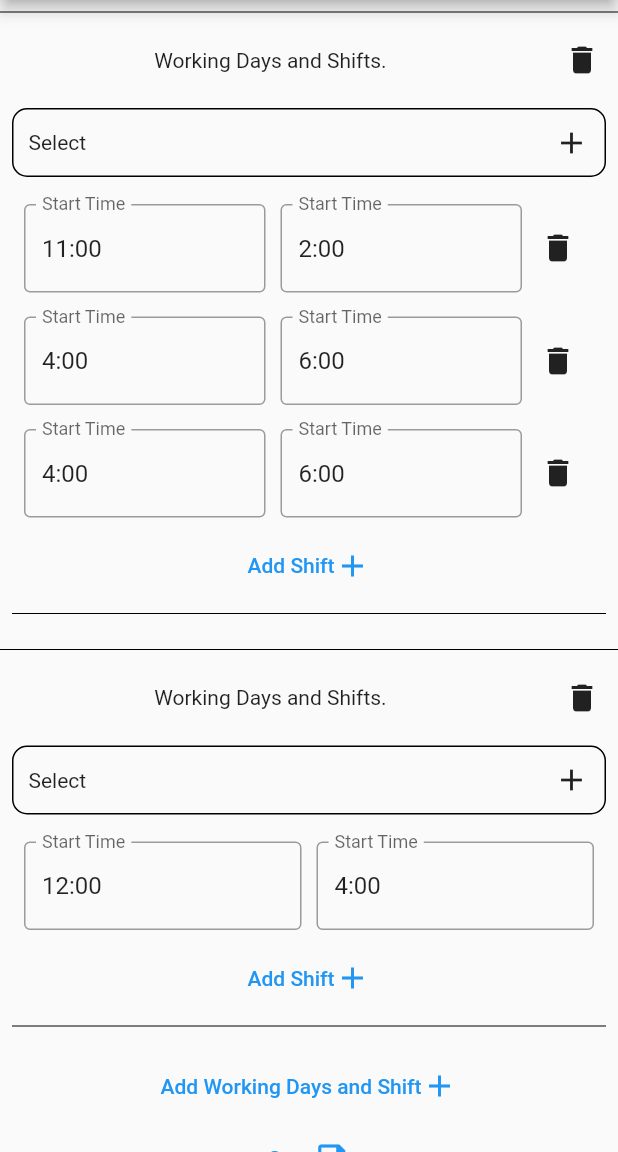
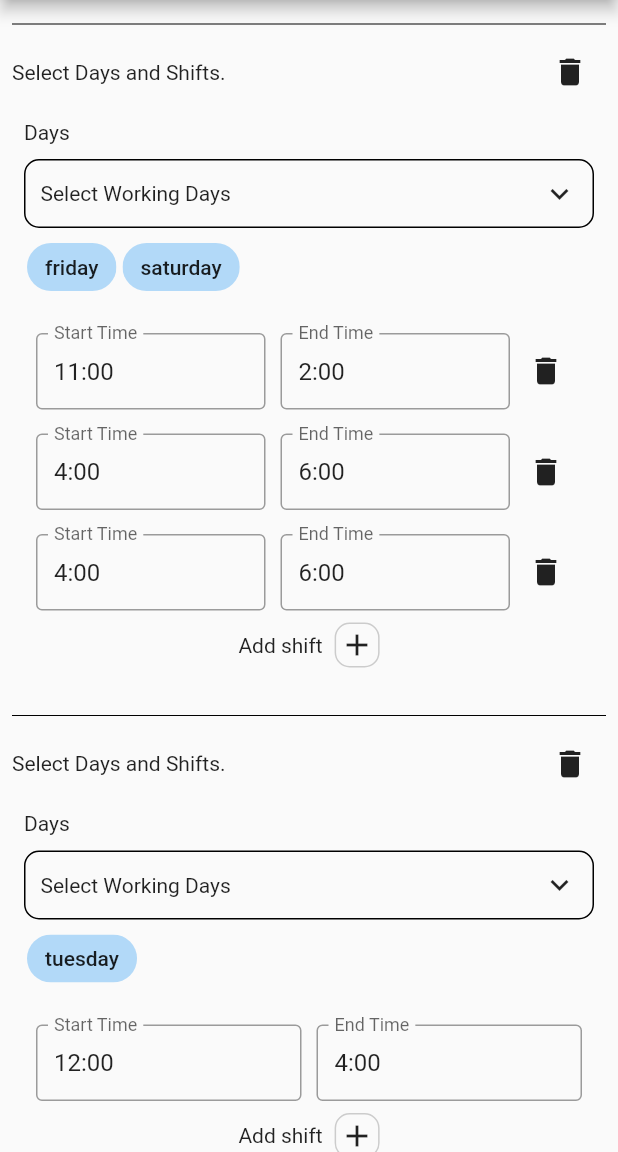
Before and after one commit to spellsuvam/app_to_upload_multiple_images, a Flutter app: the screen it shows after launch, on a phone screen of 412 x 824 dp, the part 84-1236 px from its top. Run offline on Flutter 3.47's test engine with Material 2 defaults, Android fonts, the phone set to English and light mode, and no system bars; drawn by our look-alikes of multi_select_flutter; our stand-ins replace dio, image_picker.

Commit message:
changes made to working days and shift design

```diff
--- a/lib/heallivedoctormodeltest/uitoaddclinic.dart
+++ b/lib/heallivedoctormodeltest/uitoaddclinic.dart
@@ -46,11 +46,21 @@ class _UIToAddClinicState extends State<UIToAddClinic> {
     return requestBody;
   }
 
+  final GlobalKey<FormState> _formKey = GlobalKey<FormState>();
+  void validateAndSubmit() {
+    if (_formKey.currentState!.validate()) {
+      _formKey.currentState!.save();
+      log(getRequestBody(clinic1).toString());
+    }
+  }
+
   @override
   Widget build(BuildContext context) {
     return Scaffold(
       appBar: AppBar(title: const Text("Add clinic")),
       body: SingleChildScrollView(
+        child: Form(
+          key: _formKey,
           child: Column(
             children: [
               ...clinic1.availableDays
@@ -73,6 +83,7 @@ class _UIToAddClinicState extends State<UIToAddClinic> {
             ],
           ),
         ),
+      ),
     );
   }
 
@@ -80,7 +91,7 @@ class _UIToAddClinicState extends State<UIToAddClinic> {
     return TextButton(
         onPressed: () {
           // log(clinic1.toJson().toString());
-          log(getRequestBody(clinic1).toString());
+          validateAndSubmit();
         },
         child: Row(
           mainAxisAlignment: MainAxisAlignment.center,
@@ -88,9 +99,9 @@ class _UIToAddClinicState extends State<UIToAddClinic> {
         ));
   }
 
-  TextButton addWorkingDaysAndShiftsButton() {
-    return TextButton(
-        onPressed: () {
+  InkWell addWorkingDaysAndShiftsButton() {
+    return InkWell(
+      onTap: () {
         setState(() {
           clinic1.availableDays.add(AvailableDay(
               workingDays: [],
@@ -100,9 +111,20 @@ class _UIToAddClinicState extends State<UIToAddClinic> {
       child: Row(
         mainAxisAlignment: MainAxisAlignment.center,
         children: [
-            const Text("Add Working Days and Shift"),
-            const Icon(Icons.add)
+          const Text("Add Days and Shifts"),
+          const SizedBox(
+            width: 8,
+          ),
+          Container(
+            height: 30,
+            width: 30,
+            decoration: BoxDecoration(
+                borderRadius: BorderRadius.circular(10),
+                border: Border.all(color: Colors.grey.withOpacity(0.5))),
+            child: const Icon(Icons.add),
+          ),
         ],
-        ));
+      ),
+    );
   }
 }
--- a/lib/heallivedoctormodeltest/workingdaysandshiftwidget.dart
+++ b/lib/heallivedoctormodeltest/workingdaysandshiftwidget.dart
@@ -1,5 +1,8 @@
+import 'dart:developer';
+
 import 'package:camera_app/heallivedoctormodeltest/availableday.dart';
 import 'package:flutter/material.dart';
+import 'package:intl/intl.dart';
 import 'package:multi_select_flutter/multi_select_flutter.dart';
 
 import 'clinicdata.dart';
@@ -44,9 +47,9 @@ class _WorkingDaysAndShiftWidgetState extends State<WorkingDaysAndShiftWidget> {
     );
   }
 
-  TextButton addShiftButton() {
-    return TextButton(
-        onPressed: () {
+  InkWell addShiftButton() {
+    return InkWell(
+      onTap: () {
         setState(() {
           clinic1.availableDays[widget.index].availableTimeSlots
               .add(TimeSlot(startTime: "", endTime: ""));
@@ -54,8 +57,22 @@ class _WorkingDaysAndShiftWidgetState extends State<WorkingDaysAndShiftWidget> {
       },
       child: Row(
         mainAxisAlignment: MainAxisAlignment.center,
-          children: const [Text("Add Shift"), Icon(Icons.add)],
-        ));
+        children: [
+          const Text("Add shift"),
+          const SizedBox(
+            width: 8,
+          ),
+          Container(
+            height: 30,
+            width: 30,
+            decoration: BoxDecoration(
+                borderRadius: BorderRadius.circular(10),
+                border: Border.all(color: Colors.grey.withOpacity(0.5))),
+            child: const Icon(Icons.add),
+          ),
+        ],
+      ),
+    );
   }
 
   Padding selectTimeSlots(TimeSlot timeSlot, int index) {
@@ -68,10 +85,37 @@ class _WorkingDaysAndShiftWidgetState extends State<WorkingDaysAndShiftWidget> {
       child: Row(
         children: [
           Expanded(
-            child: TextField(
+            child: TextFormField(
+              validator: ((value) {
+                if (value!.isEmpty) {
+                  return "Please enter start time";
+                }
+                return null;
+              }),
+              onTap: (() {
+                showTimePicker(context: context, initialTime: TimeOfDay.now())
+                    .then(
+                  (value) {
+                    if (value != null) {
+                      DateTime parsedTime = DateFormat.jm()
+                          .parse(value.format(context).toString());
+                      String formattedTime =
+                          DateFormat('HH:mm:ss').format(parsedTime);
+                      clinic1
+                          .availableDays[widget.index]
+                          .availableTimeSlots[index]
+                          .startTime = value.format(context);
+                      setState(() {
+                        startTime.text = value.format(context);
+                      });
+                    }
+                  },
+                );
+              }),
+              readOnly: true,
               controller: startTime,
-              keyboardType: TextInputType.number,
               decoration: const InputDecoration(
+                isDense: true,
                 border: OutlineInputBorder(),
                 labelText: 'Start Time',
               ),
@@ -81,12 +125,39 @@ class _WorkingDaysAndShiftWidgetState extends State<WorkingDaysAndShiftWidget> {
             width: 10,
           ),
           Expanded(
-            child: TextField(
-              keyboardType: TextInputType.number,
+            child: TextFormField(
+              validator: ((value) {
+                if (value!.isEmpty) {
+                  return "Please enter end time";
+                }
+                return null;
+              }),
+              onTap: (() {
+                showTimePicker(context: context, initialTime: TimeOfDay.now())
+                    .then(
+                  (value) {
+                    if (value != null) {
+                      DateTime parsedTime = DateFormat.jm()
+                          .parse(value.format(context).toString());
+                      String formattedTime =
+                          DateFormat('HH:mm:ss').format(parsedTime);
+                      clinic1
+                          .availableDays[widget.index]
+                          .availableTimeSlots[index]
+                          .endTime = value.format(context);
+                      setState(() {
+                        endTime.text = value.format(context);
+                      });
+                    }
+                  },
+                );
+              }),
+              readOnly: true,
               controller: endTime,
               decoration: const InputDecoration(
+                isDense: true,
                 border: OutlineInputBorder(),
-                labelText: 'Start Time',
+                labelText: 'End Time',
               ),
             ),
           ),
@@ -108,17 +179,25 @@ class _WorkingDaysAndShiftWidgetState extends State<WorkingDaysAndShiftWidget> {
       children: [
         Expanded(
           child: MultiSelectDialogField(
-            buttonIcon: const Icon(Icons.add),
+            buttonIcon: const Icon(Icons.keyboard_arrow_down),
+            buttonText: const Text("Select Working Days"),
+            validator: ((value) {
+              if (value!.isEmpty) {
+                return "Please choose any day";
+              }
+              return null;
+            }),
+            separateSelectedItems: true,
+            initialValue: clinic1.availableDays[widget.index].workingDays,
             chipDisplay: MultiSelectChipDisplay<String>(
               icon: const Icon(Icons.cancel),
               onTap: (String value) {
-                setState(() {
-                  selectedWeekDays.remove(value);
-                });
+                clinic1.availableDays[widget.index].workingDays.remove(value);
+                setState(() {});
               },
-              items: [
-                ...selectedWeekDays.map((e) => MultiSelectItem(e, e)).toList(),
-              ],
+              items: clinic1.availableDays[widget.index].workingDays
+                  .map((e) => MultiSelectItem(e, e))
+                  .toList(),
             ),
             decoration: BoxDecoration(
                 border: Border.all(width: 1),
@@ -128,7 +207,8 @@ class _WorkingDaysAndShiftWidgetState extends State<WorkingDaysAndShiftWidget> {
             items: weekDays.map((e) => MultiSelectItem(e, e)).toList(),
             listType: MultiSelectListType.CHIP,
             onConfirm: (List<String> values) {
-              selectedWeekDays = values.map((String e) => e).toList();
+              clinic1.availableDays[widget.index].workingDays = values;
+              // selectedWeekDays = values.map((String e) => e).toList();
             },
           ),
         ),
@@ -138,18 +218,18 @@ class _WorkingDaysAndShiftWidgetState extends State<WorkingDaysAndShiftWidget> {
 
   @override
   Widget build(BuildContext context) {
-    return Column(
+    return Padding(
+      padding: const EdgeInsets.all(8.0),
+      child: Column(
         children: [
           horizontalDivider(),
           Row(
             children: [
               const Expanded(
-              child: Center(
                 child: Text(
-                  "Working Days and Shifts. ",
+                  "Select Days and Shifts. ",
                   style: TextStyle(
                     fontSize: 14,
-                  ),
                   ),
                 ),
               ),
@@ -165,7 +245,12 @@ class _WorkingDaysAndShiftWidgetState extends State<WorkingDaysAndShiftWidget> {
             child: Padding(
               padding: const EdgeInsets.all(8.0),
               child: Column(
+                crossAxisAlignment: CrossAxisAlignment.start,
                 children: [
+                  const Text("Days"),
+                  const SizedBox(
+                    height: 10,
+                  ),
                   selectWorkingDays(),
                   const SizedBox(
                     height: 10,
@@ -179,12 +264,13 @@ class _WorkingDaysAndShiftWidgetState extends State<WorkingDaysAndShiftWidget> {
                       .values
                       .toList(),
                   addShiftButton(),
-                horizontalDivider(),
+                  // horizontalDivider(),
                 ],
               ),
             ),
           )
         ],
+      ),
     );
   }
 }
--- a/lib/homepage.dart
+++ b/lib/homepage.dart
@@ -1,3 +1,4 @@
+import 'dart:collection';
 import 'dart:developer';
 import 'dart:io';
 
@@ -57,7 +58,6 @@ class _HomePageState extends State<HomePage> {
       formData.files.addAll([
         MapEntry("assignment", await MultipartFile.fromFile(file)),
       ]);
-
     }
     print("total images:-");
     print(formData.files.length);
--- a/pubspec.yaml
+++ b/pubspec.yaml
@@ -37,6 +37,7 @@ dependencies:
   image_picker: ^0.8.5+3
   dio: ^4.0.6
   multi_select_flutter: ^4.1.2
+  intl: ^0.17.0
 
 dev_dependencies:
   flutter_test:
```
Also changed, not shown: pubspec.lock, 1 other file. Lines whose indentation alone changed are shown as unchanged.
